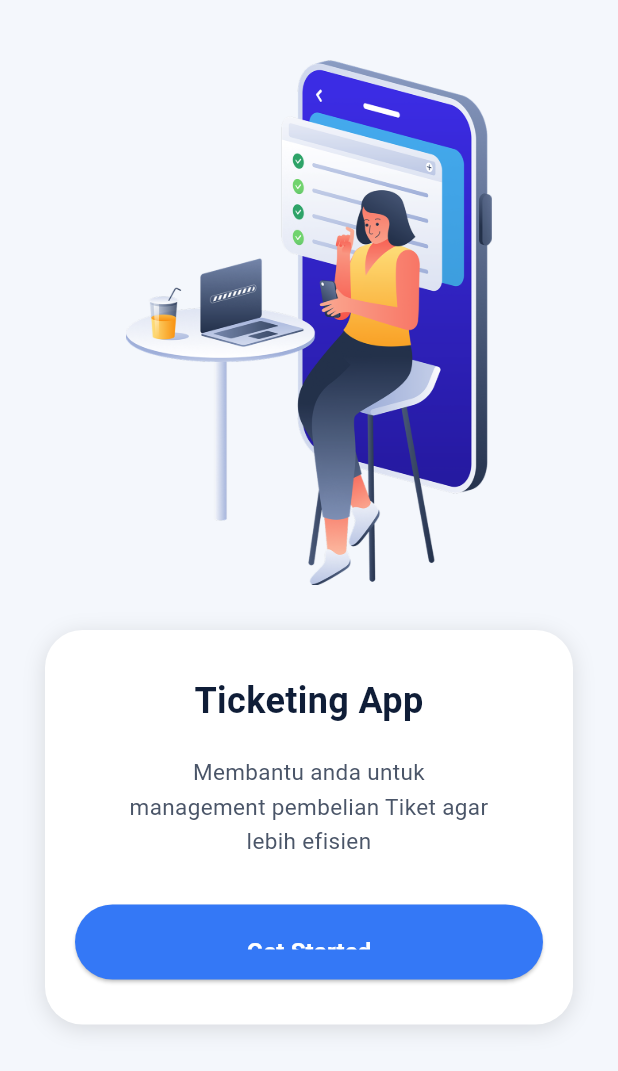
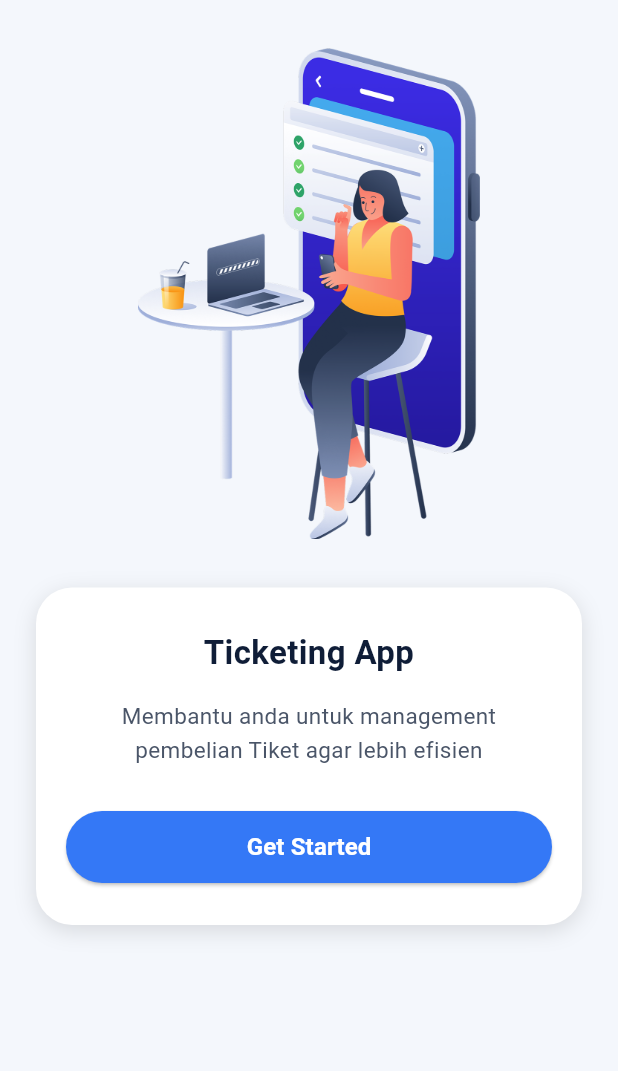
Before and after one commit to muhamadtegarputrapratama/myticketapp, a Flutter app: the screen it shows after launch, on a phone screen of 412 x 824 dp. Shown: the top 1071 px of the screen. Run offline on Flutter 3.47's test engine with Material 3 defaults, Android fonts, the phone set to English and light mode, and no system bars.

Commit message:
update mantep

```diff
--- a/lib/landing_page.dart
+++ b/lib/landing_page.dart
@@ -8,35 +8,44 @@ class LandingPage extends StatelessWidget {
   Widget build(BuildContext context) {
     return Scaffold(
       backgroundColor: const Color(0xFFF4F7FC),
-      body: SingleChildScrollView(
+      body: SafeArea(
+        child: SingleChildScrollView(
+          child: Center(
+            child: ConstrainedBox(
+              constraints: const BoxConstraints(maxWidth: 420),
               child: Padding(
-          padding: const EdgeInsets.symmetric(vertical: 40),
+                padding: const EdgeInsets.symmetric(
+                  vertical: 32,
+                  horizontal: 24,
+                ),
                 child: Column(
+                  mainAxisSize: MainAxisSize.min,
                   children: [
-              Container(
-                height: 350,
-                width: 300,
-                decoration: const BoxDecoration(
-                  image: DecorationImage(
-                    image: AssetImage("assets/images/landing.png"),
+                    LayoutBuilder(
+                      builder: (context, constraints) {
+                        return Image.asset(
+                          "assets/images/landing.png",
+                          height: constraints.maxWidth * 0.9,
                           fit: BoxFit.contain,
-                  ),
-                ),
+                        );
+                      },
                     ),
 
-              const SizedBox(height: 30),
+                    const SizedBox(height: 32),
 
                     Container(
-                margin: const EdgeInsets.symmetric(horizontal: 30),
-                padding: const EdgeInsets.symmetric(vertical: 30, horizontal: 20),
+                      padding: const EdgeInsets.symmetric(
+                        vertical: 28,
+                        horizontal: 20,
+                      ),
                       decoration: BoxDecoration(
                         color: Colors.white,
-                  borderRadius: BorderRadius.circular(25),
+                        borderRadius: BorderRadius.circular(24),
                         boxShadow: const [
                           BoxShadow(
                             color: Colors.black12,
                             blurRadius: 12,
-                      offset: Offset(0, 3),
+                            offset: Offset(0, 4),
                           ),
                         ],
                       ),
@@ -46,18 +55,14 @@ class LandingPage extends StatelessWidget {
                             "Ticketing App",
                             textAlign: TextAlign.center,
                             style: TextStyle(
-                        fontSize: 24,
-                        fontWeight: FontWeight.w700,
+                              fontSize: 22,
+                              fontWeight: FontWeight.bold,
                               color: Color(0xFF0F1D37),
                             ),
                           ),
-
-                    const SizedBox(height: 20),
-
+                          const SizedBox(height: 16),
                           const Text(
-                      "Membantu anda untuk\n"
-                      "management pembelian Tiket agar\n"
-                      "lebih efisien",
+                            "Membantu anda untuk management pembelian Tiket agar lebih efisien",
                             textAlign: TextAlign.center,
                             style: TextStyle(
                               fontSize: 15,
@@ -66,21 +71,21 @@ class LandingPage extends StatelessWidget {
                             ),
                           ),
 
-                    const SizedBox(height: 30),
+                          const SizedBox(height: 28),
 
                           SizedBox(
                             width: double.infinity,
-                      height: 50,
+                            height: 48,
                             child: ElevatedButton(
                               onPressed: () {
                                 Navigator.push(
                                   context,
                                   MaterialPageRoute(
-                                builder: (context) => PembelianPage()),
+                                    builder: (_) => PembelianPage(),
+                                  ),
                                 );
                               },
                               style: ElevatedButton.styleFrom(
-                          padding: EdgeInsets.symmetric(horizontal: 100, vertical: 20),
                                 backgroundColor: const Color(0xFF3478F6),
                                 shape: RoundedRectangleBorder(
                                   borderRadius: BorderRadius.circular(30),
@@ -103,6 +108,9 @@ class LandingPage extends StatelessWidget {
                 ),
               ),
             ),
+          ),
+        ),
+      ),
     );
   }
 }
```
Lines whose indentation alone changed are shown as unchanged.
